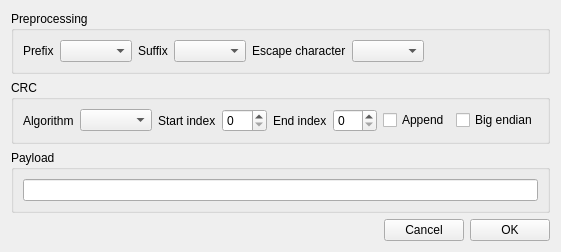
This is Source/IO/Unit/DataEditor.ui in x-tools-author/x-tools as Qt 5 draws it before an edit. The edited form follows.
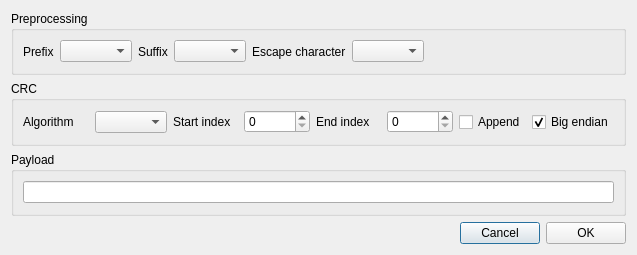
This is the edited form.

Diff of the .ui file:
```diff
--- a/Source/IO/Unit/DataEditor.ui
+++ b/Source/IO/Unit/DataEditor.ui
@@ -1,13 +1,13 @@
 <?xml version="1.0" encoding="UTF-8"?>
 <ui version="4.0">
  <class>DataEditor</class>
- <widget class="QWidget" name="DataEditor">
+ <widget class="QDialog" name="DataEditor">
   <property name="geometry">
    <rect>
     <x>0</x>
     <y>0</y>
-    <width>561</width>
-    <height>215</height>
+    <width>637</width>
+    <height>255</height>
    </rect>
   </property>
   <property name="windowTitle">
@@ -141,6 +141,9 @@
         <property name="text">
          <string>Big endian</string>
         </property>
+        <property name="checked">
+         <bool>true</bool>
+        </property>
        </widget>
       </item>
      </layout>
```
Left out of the diff: 39 changed lines with no effect on the pictures.
